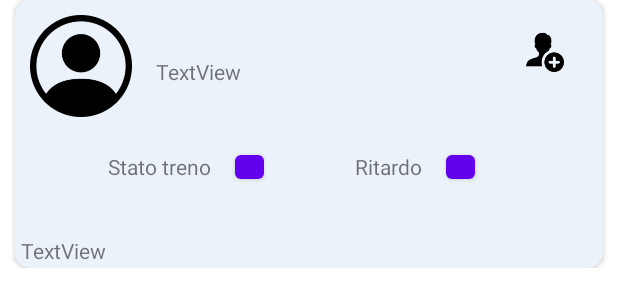
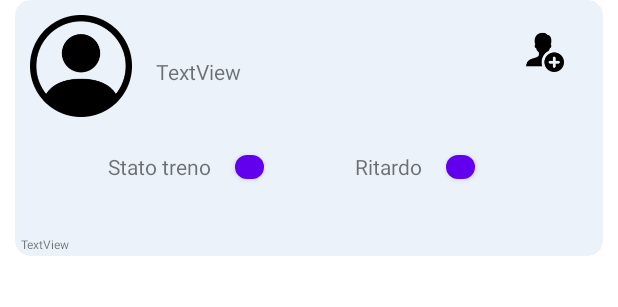
Before and after one commit to pietrobar/TreEst, an Android app: the layout post_row.xml on its own in the app's theme, with its tools: preview values and no code run, on a phone screen of 412 x 824 dp. Shown: the top 307 px of the screen. Run offline under Robolectric (Android 15) with nearby library versions, the phone set to English and light mode, and no system bars; network calls fail; Roboto replaces fonts that are not available here.

Commit message:
piccole modifiche

```diff
--- a/app/src/main/res/layout/post_row.xml
+++ b/app/src/main/res/layout/post_row.xml
@@ -31,6 +31,7 @@
                 android:layout_height="28dp"
                 android:layout_marginStart="16dp"
                 android:layout_marginTop="40dp"
+                app:cornerRadius="100dp"
                 app:layout_constraintStart_toEndOf="@+id/delay_tv"
                 app:layout_constraintTop_toBottomOf="@+id/post_author_tv"
                 tools:ignore="TouchTargetSizeCheck,SpeakableTextPresentCheck" />
@@ -90,6 +91,7 @@
                 android:layout_height="wrap_content"
                 android:layout_marginStart="2dp"
                 android:text="TextView"
+                android:textSize="8sp"
                 app:layout_constraintStart_toStartOf="parent"
                 app:layout_constraintTop_toBottomOf="@+id/comment_tv" />
 
@@ -112,6 +114,7 @@
                 android:layout_height="28dp"
                 android:layout_marginStart="16dp"
                 android:layout_marginTop="40dp"
+                app:cornerRadius="100dp"
                 app:layout_constraintStart_toEndOf="@+id/status_tv"
                 app:layout_constraintTop_toBottomOf="@+id/post_author_tv"
                 tools:ignore="TouchTargetSizeCheck,SpeakableTextPresentCheck" />
```
Also changed, not shown: app/src/main/java/com/example/progettotreest/PostsViewHolder.java (+5 -2 lines).
